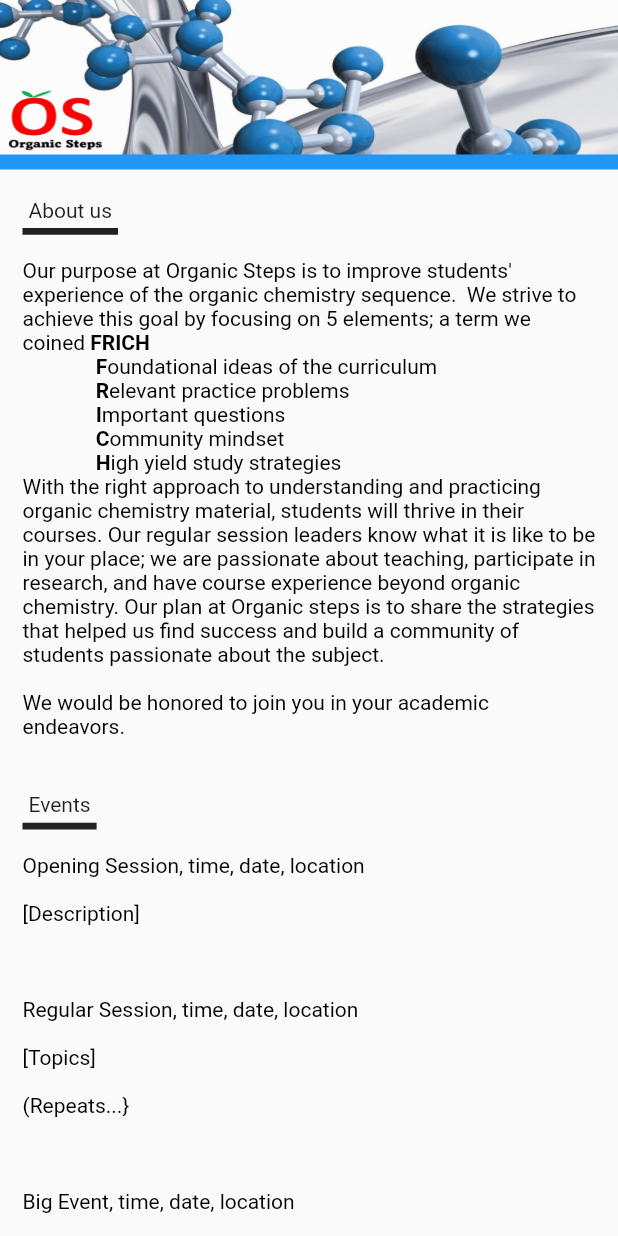
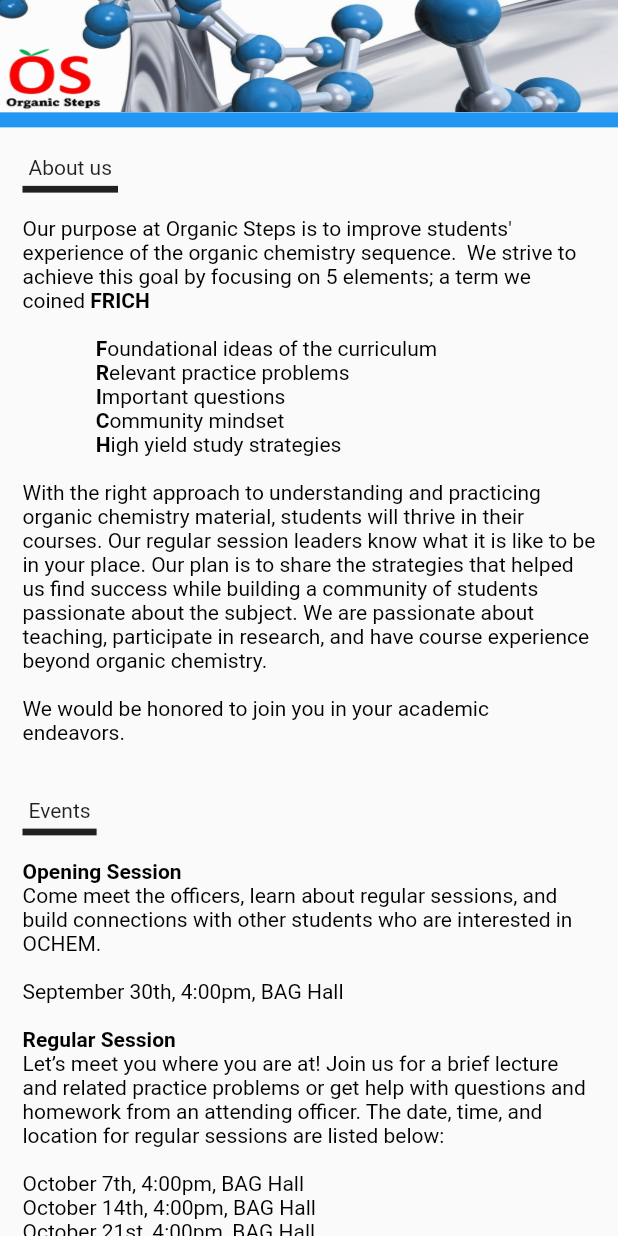
Before and after one commit to GithubN0ob/organic-steps, a Flutter app: the screen it shows after launch, on a phone screen of 412 x 824 dp. Run offline on Flutter 3.47's test engine with Material 2 defaults, Android fonts, the light colour scheme and no system bars.

Commit message:
updated home contents

```diff
--- a/lib/commons/constants.dart
+++ b/lib/commons/constants.dart
@@ -24,7 +24,7 @@ RichText about_us_richtext = RichText(
           text:
               "Our purpose at Organic Steps is to improve students' experience of the organic chemistry sequence.  We strive to achieve this goal by focusing on 5 elements; a term we coined "),
       TextSpan(text: 'FRICH', style: TextStyle(fontWeight: FontWeight.bold)),
-      TextSpan(text: "\n"),
+      TextSpan(text: "\n\n"),
       TextSpan(
           text: '              F',
           style: TextStyle(fontWeight: FontWeight.bold)),
@@ -47,7 +47,9 @@ RichText about_us_richtext = RichText(
       TextSpan(text: "igh yield study strategies\n"),
       TextSpan(
           text:
-              """With the right approach to understanding and practicing organic chemistry material, students will thrive in their courses. Our regular session leaders know what it is like to be in your place; we are passionate about teaching, participate in research, and have course experience beyond organic chemistry. Our plan at Organic steps is to share the strategies that helped us find success and build a community of students passionate about the subject.
+              """
+
+With the right approach to understanding and practicing organic chemistry material, students will thrive in their courses. Our regular session leaders know what it is like to be in your place. Our plan is to share the strategies that helped us find success while building a community of students passionate about the subject. We are passionate about teaching, participate in research, and have course experience beyond organic chemistry.
 
 We would be honored to join you in your academic endeavors."""),
     ],
@@ -61,23 +63,47 @@ RichText events_richtext = RichText(
       color: Colors.black,
     ),
     children: <TextSpan>[
-      TextSpan(text: """Opening Session, time, date, location
+      TextSpan(
+          text: 'Opening Session',
+          style: TextStyle(fontWeight: FontWeight.bold)),
+      TextSpan(text: '''
+
+Come meet the officers, learn about regular sessions, and build connections with other students who are interested in OCHEM.
+
+September 30th, 4:00pm, BAG Hall
+
+'''),
+      TextSpan(
+          text: 'Regular Session',
+          style: TextStyle(fontWeight: FontWeight.bold)),
+      TextSpan(
+        text: '''
+
+Let’s meet you where you are at! Join us for a brief lecture and related practice problems or get help with questions and homework from an attending officer. The date, time, and location for regular sessions are listed below:
+
+October 7th, 4:00pm, BAG Hall
+October 14th, 4:00pm, BAG Hall
+October 21st, 4:00pm, BAG Hall
+October 28th, 4:00pm, BAG Hall
+November 4th, 4:00pm, BAG Hall
+November 11th, 4:00pm, BAG Hall
+November 18th, 4:00pm, BAG Hall
+November 25th, 4:00pm, BAG Hall
+November 4th, 4:00pm, BAG Hall
+
+''',
+      ),
+      TextSpan(
+          text: 'Final Exam Study Event',
+          style: TextStyle(fontWeight: FontWeight.bold)),
+      TextSpan(
+        text: '''
+
+December 2nd, 4:00pm, BAG Hall
 
 [Description]
-
-
-
-Regular Session, time, date, location
-
-[Topics]
-
-(Repeats...}
-
-
-
-Big Event, time, date, location
-
-[Description]"""),
+''',
+      ),
     ],
   ),
 );
@@ -95,7 +121,11 @@ RichText get_connected_richtext = RichText(
       ),
       TextSpan(
         text:
-            " Become a member to receive reminders about upcoming events and access to additional course resources. Register through the brief google form below:\n",
+            '''
+
+
+Fill out the form to become a member and receive reminders about upcoming events.
+Membership form: ''',
       ),
       TextSpan(
         text: 'https://forms.gle/6NgUHULhbRrGRFPd9',
@@ -106,7 +136,11 @@ RichText get_connected_richtext = RichText(
           },
       ),
       TextSpan(
-        text: '\n\nJoin our Discord:\n',
+        text: '''
+
+
+Our Discord is an easy way to connect with other OCHEM students in a casual setting.
+Discord: ''',
       ),
       TextSpan(
         text: 'https://discord.gg/bKjWgCcYDh',
@@ -131,7 +165,7 @@ RichText tips_richtext = RichText(
     children: <TextSpan>[
       TextSpan(
         text:
-            """Our philosophy behind academic success is that comprehension is greater than memorization.  Instead of force feeding our brains information about chemical reactions and memorizing spectroscopy tables, lets will focus on the foundational ideas behind such concepts. Not only will understanding these concepts make memorization easier, but this comprehension will lead to greater enjoyment of the subject. As noted in our five pillars, building intuition is a primary focus at Organic steps.
+            """Our philosophy behind academic success is that comprehension is greater than memorization. Instead of force feeding our brains information about chemical reactions and memorizing spectroscopy tables, let’s focus on the foundational ideas behind such concepts. Not only will understanding these concepts make memorization easier, but this comprehension will lead to greater enjoyment of the subject.
 
 To learn more about what helped us succeed in organic chemistry, join us at one of our regular sessions listed above!""",
       ),
--- a/lib/home.dart
+++ b/lib/home.dart
@@ -51,7 +51,7 @@ class _MyHomePageState extends State<MyHomePage> {
         child: Column(
           children: [
             AspectRatio(
-              aspectRatio: 4,
+              aspectRatio: 5.5,
               child: Image(
                 image: AssetImage('assets/images/banner4.jpg'),
                 fit: BoxFit.fill,
@@ -77,7 +77,8 @@ class _MyHomePageState extends State<MyHomePage> {
               image: AssetImage('assets/images/icons/icon.jpg'),
               // fit: BoxFit.,
             ),
-            Text("“Grow through understanding”"),
+            Text(
+                "“If we succeed in giving the love of learning, the learning itself is sure to follow”- John Lubbock"),
             Text("OSemail@uw.edu"),
             const SizedBox(height: 16),
             HPFooter(),
```
Also changed, not shown: assets/images/banner4.jpg.
